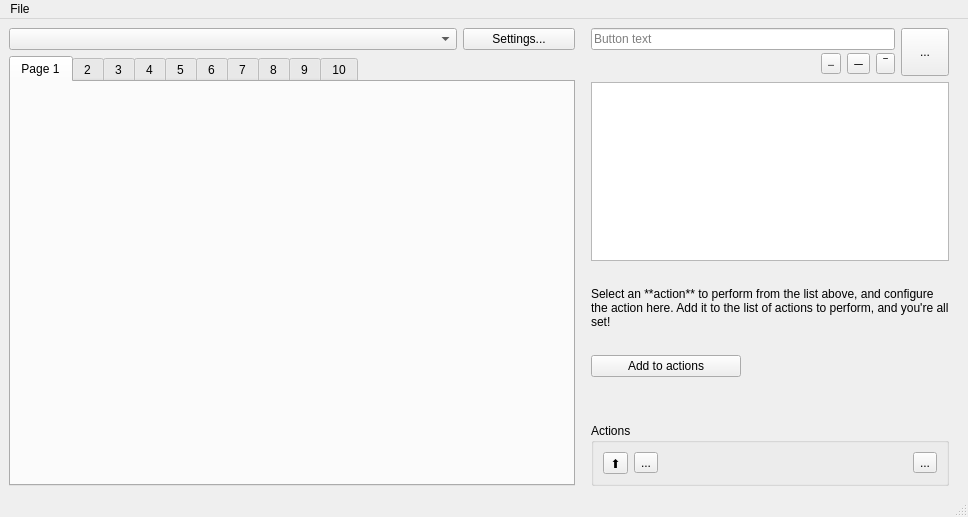
Qt form streamdeck_ui/main.ui (dodgyrabbit/streamdeck-ui) before a commit.
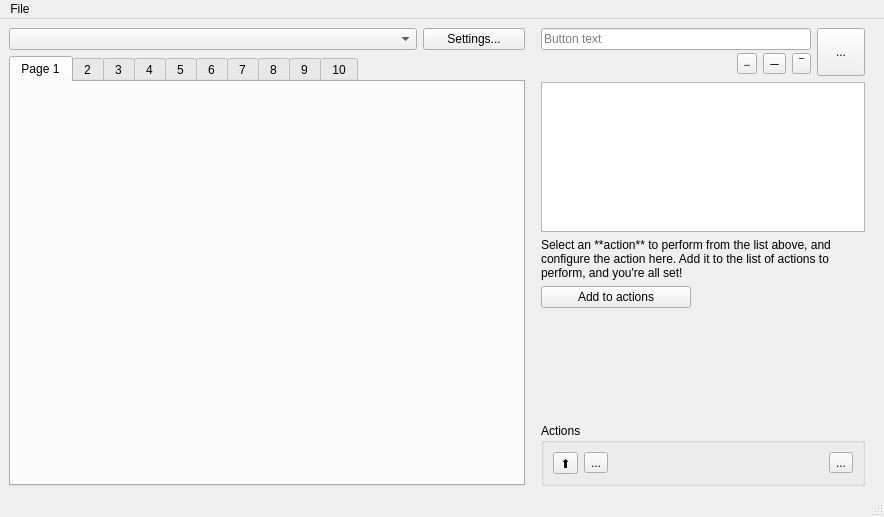
The same form after that commit. Icons and pictures are not drawn.

Patch:
```diff
--- a/streamdeck_ui/main.ui
+++ b/streamdeck_ui/main.ui
@@ -6,7 +6,7 @@
    <rect>
     <x>0</x>
     <y>0</y>
-    <width>968</width>
+    <width>884</width>
     <height>517</height>
    </rect>
   </property>
@@ -136,7 +136,7 @@
          </layout>
         </item>
         <item>
-         <layout class="QVBoxLayout" name="verticalLayout_4" stretch="0,1,0,0,0,0">
+         <layout class="QVBoxLayout" name="verticalLayout_4" stretch="0,0,0,0,1,0">
           <property name="spacing">
            <number>6</number>
           </property>
@@ -276,12 +276,27 @@
           </item>
           <item>
            <widget class="QTreeWidget" name="tree">
+            <property name="minimumSize">
+             <size>
+              <width>0</width>
+              <height>150</height>
+             </size>
+            </property>
+            <property name="maximumSize">
+             <size>
+              <width>16777215</width>
+              <height>150</height>
+             </size>
+            </property>
             <property name="iconSize">
              <size>
               <width>24</width>
               <height>24</height>
              </size>
             </property>
+            <property name="textElideMode">
+             <enum>Qt::ElideLeft</enum>
+            </property>
             <property name="headerHidden">
              <bool>true</bool>
             </property>
@@ -298,10 +313,10 @@
              <number>0</number>
             </property>
             <property name="topMargin">
-             <number>20</number>
+             <number>0</number>
             </property>
             <property name="bottomMargin">
-             <number>20</number>
+             <number>0</number>
             </property>
             <item alignment="Qt::AlignTop">
              <widget class="QLabel" name="label">
@@ -434,7 +449,7 @@
     <rect>
      <x>0</x>
      <y>0</y>
-     <width>968</width>
+     <width>884</width>
      <height>22</height>
     </rect>
    </property>
```
